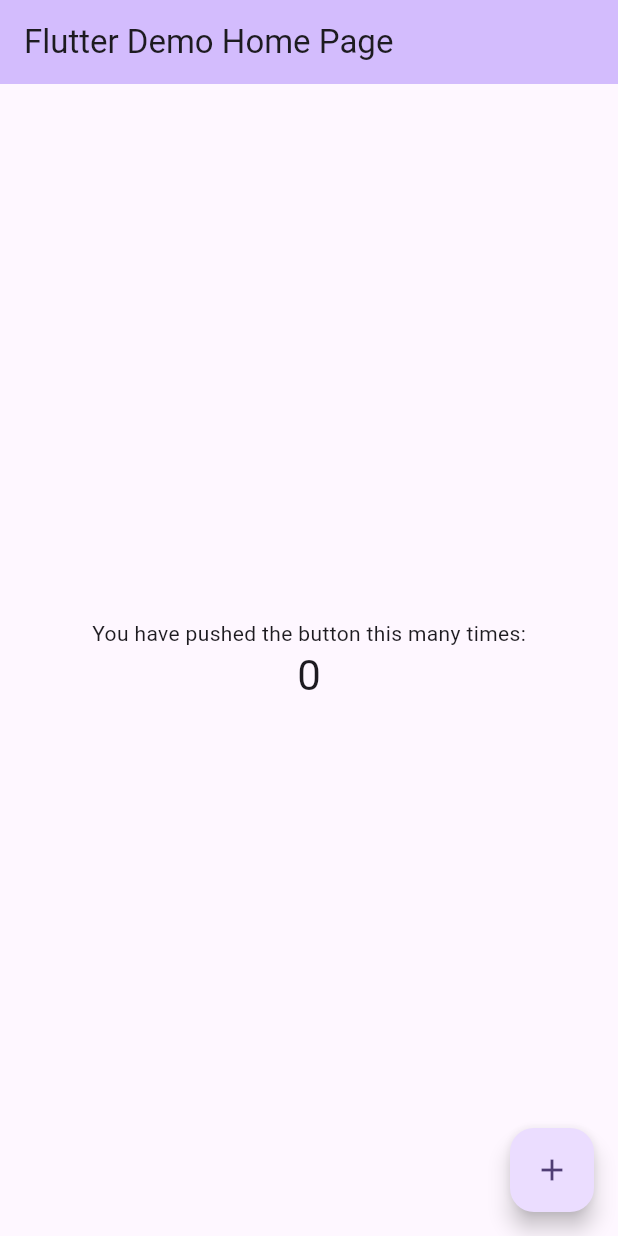
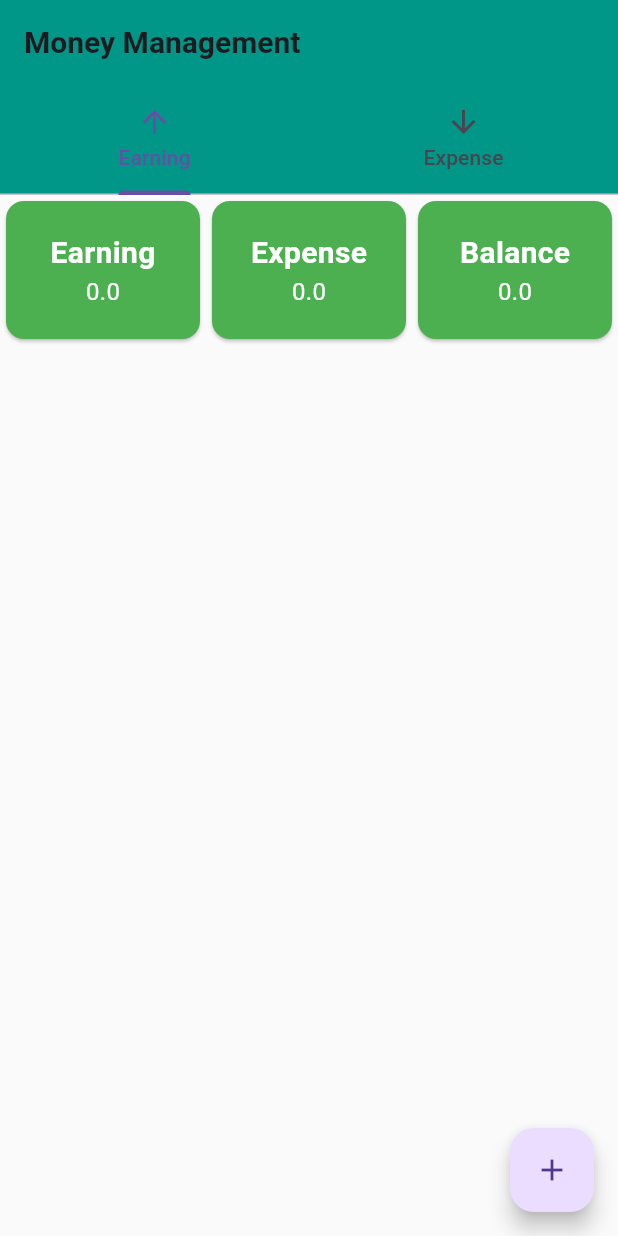
Before and after one commit to Khorsed-Alam/money_management, a Flutter app: the screen it shows after launch, on a phone screen of 412 x 824 dp. Run offline on Flutter 3.47's test engine with Material 3 defaults, Android fonts, the phone set to English and light mode, and no system bars.

Commit message:
statefullwidget, appbar,TabBar, TabController,ScrollableState,createwidget,floationgactionbutton ,complete money management app

```diff
--- /dev/null
+++ b/lib/Moneymanagement.dart
@@ -0,0 +1,244 @@
+ import 'package:flutter/material.dart';
+
+class Moneymanagement extends StatefulWidget {
+   const Moneymanagement({super.key});
+
+   @override
+   State<Moneymanagement> createState() => _MoneymanagementState();
+ }
+
+ class _MoneymanagementState extends State<Moneymanagement> with SingleTickerProviderStateMixin{
+ late TabController _tabController;
+ List<Map<String,dynamic>> _expense=[];
+ List<Map<String,dynamic>> _earning=[];
+
+
+ double get totalExpense=> _expense.fold( 0,  (sum,item)=>sum+item['amount']);
+ double get totalEarning=> _earning.fold( 0,  (sum,item)=>sum+item['amount']);
+
+ double get balance=> totalEarning-totalExpense;
+
+
+ void _addEntry(String title,double amount,DateTime date,bool isEarning){
+   setState(() {
+     if(isEarning){
+       _earning.add({
+         "title": title,
+         "amount":amount,
+         "date":date,
+
+       });
+     }else{
+       _expense.add({
+         "title":title,
+        "amount": amount,
+         "date": date,
+       });
+     }
+   });
+ }
+
+
+ void initState(){super.initState();
+   _tabController=TabController(length: 2, vsync: this);
+ }
+
+ void _showFABOption(BuildContext context){
+                  showModalBottomSheet(context: context, builder: (context){
+                    return Padding(
+                      padding: const EdgeInsets.all(10.0),
+                      child: Row(
+                        mainAxisAlignment: MainAxisAlignment.spaceEvenly,
+                        children: [
+                          ElevatedButton(
+                              style:ElevatedButton.styleFrom(
+                          backgroundColor: Colors.greenAccent,
+                      ),
+                              onPressed: ( ){
+                                Navigator.pop(context);
+                                _showForm(isEarning: true);
+
+                              }, child:  Text('Add Earning')),
+                          ElevatedButton(
+                              style:ElevatedButton.styleFrom(
+                                backgroundColor: Colors.red,
+                              ),
+                              onPressed: ( ){
+                                Navigator.pop(context);
+                                _showForm(isEarning: false);
+                              }, child:  Text('Add Earning')),
+                        ],
+
+                      ),
+                    );
+                  });
+            }
+            void _showForm({required bool isEarning }){
+                  TextEditingController titleController=TextEditingController();
+                  TextEditingController amountController=TextEditingController();
+                  DateTime entryData=DateTime.now();
+              showModalBottomSheet(context: context, builder: (context){
+                return Padding(
+                  padding: const EdgeInsets.all(16.0),
+                  child: Column(
+                    children: [
+                      Text(
+                        isEarning? 'Add Earning': 'Add Expense',
+                        style: TextStyle(
+                          fontSize: 20,
+                          fontWeight: FontWeight.bold,
+                        ),
+                      ),
+                      SizedBox(
+                        height: 10,
+                      ),TextField(
+                        controller: titleController,
+                        decoration: InputDecoration(
+                          labelText: 'Title',
+                          border: OutlineInputBorder(),
+                        ),
+                      ),
+                      SizedBox(
+                        height: 10,
+                      ),
+                      TextField(
+                        controller: amountController,
+                        keyboardType: TextInputType.number,
+                        decoration: InputDecoration(
+                          labelText: 'Amount',
+                          border: OutlineInputBorder(),
+                        ),
+                      ),
+                      SizedBox(
+                        height: 15,
+                      ),
+
+                      SizedBox(
+                        width: double.infinity,
+                        child: ElevatedButton(
+                            style: ElevatedButton.styleFrom(
+                                        backgroundColor: isEarning? Colors.green:Colors.red,
+                                        ),
+                                        onPressed: (){
+                              if(titleController.text.isNotEmpty && amountController.text.isNotEmpty){
+                                _addEntry(titleController.text, double.parse(amountController.text), entryData, isEarning);
+                                Navigator.pop(context);
+
+                              }
+                                        }, child: Text(isEarning? 'Add Earning ':'Add Expense',
+                        style:
+                          TextStyle(
+                            fontSize: 16,
+
+                          ),)),
+                      )
+
+                    ],
+                  ),
+                );
+              });
+
+            }
+
+   @override
+   Widget build(BuildContext context) {
+     return  Scaffold(
+       backgroundColor: Colors.grey.shade50,
+       appBar: AppBar(
+         backgroundColor: Colors.teal,
+         title: Text('Money Management',style:
+         TextStyle(
+           fontSize: 20,
+           fontWeight: FontWeight.bold,
+         ),),
+
+         bottom: TabBar(
+           controller: _tabController,
+
+             tabs: [
+           Tab(text: 'Earning',icon: Icon(Icons.arrow_upward),),
+           Tab(text: 'Expense' ,icon: Icon(Icons.arrow_downward),)
+
+         ]),
+
+       ),
+       body: Column(
+         children: [
+           Row(
+             children: [
+                _buildSummeryCard(title: 'Earning', value: totalEarning, color: Colors.green),
+                _buildSummeryCard(title: 'Expense', value: totalExpense, color: Colors.green),
+                _buildSummeryCard(title: 'Balance', value: balance, color: Colors.green),
+
+             ],
+           ),
+           Expanded(
+             child: TabBarView(
+                 controller: _tabController,
+                 children: [
+               _buildList(_earning, Colors.green, true),
+               _buildList(_expense, Colors.red, false),
+
+             ]),
+           )
+         ],
+       ),
+
+       floatingActionButton: FloatingActionButton(
+         onPressed: ()=> _showFABOption( context),
+         child: Icon(Icons.add),),
+
+     );
+   }
+ }
+
+ Widget _buildSummeryCard({required String title,required double value, required Color color}){
+  return Expanded(
+    child: Card(
+      color: color,
+      child:Padding(
+        padding: const EdgeInsets.all(20.0),
+        child: Column(
+          children: [
+            Text(title,style: TextStyle(
+              fontSize: 20,
+              fontWeight: FontWeight.bold,
+              color: Colors.white,
+            ),),
+            Text(value.toString(),style: TextStyle(
+              fontSize: 16,
+              color: Colors.white,
+            ),)
+          ],
+        ),
+      ),
+    ),
+  );
+ }
+
+ Widget _buildList(List<Map<String,dynamic>>items,Color color,bool isEarning){
+  return ListView.builder(
+    itemCount: items.length,
+      itemBuilder: (context,index){
+      return Card(
+        child: ListTile(
+          leading: CircleAvatar(
+            backgroundColor: color.withOpacity(0.2),
+            child: Icon(isEarning?  Icons.arrow_upward: Icons.arrow_downward),
+          ),
+          title: Text(items[index]['title']),
+          subtitle: Text(items[index]['date'].toString()),
+          trailing: Text(
+            '৳ ${items[index]['amount']}',style:
+            TextStyle(
+              color: color,
+              fontWeight: FontWeight.bold,
+            ),
+          ),
+
+        ),
+      );
+
+  });
+
+ }
--- /dev/null
+++ b/lib/MyApp.dart
@@ -0,0 +1,16 @@
+import 'package:flutter/material.dart';
+import 'package:money_management/Moneymanagement.dart';
+
+class Myapp extends StatelessWidget {
+  const Myapp({super.key});
+
+  @override
+  Widget build(BuildContext context) {
+    return  MaterialApp(
+      title: 'Money Management',
+      home: Moneymanagement(),
+
+    );
+
+  }
+}
--- a/lib/main.dart
+++ b/lib/main.dart
@@ -1,122 +1,6 @@
-import 'package:flutter/material.dart';
+ import 'package:flutter/cupertino.dart';
+import 'package:money_management/MyApp.dart';
 
-void main() {
-  runApp(const MyApp());
-}
-
-class MyApp extends StatelessWidget {
-  const MyApp({super.key});
-
-  // This widget is the root of your application.
-  @override
-  Widget build(BuildContext context) {
-    return MaterialApp(
-      title: 'Flutter Demo',
-      theme: ThemeData(
-        // This is the theme of your application.
-        //
-        // TRY THIS: Try running your application with "flutter run". You'll see
-        // the application has a purple toolbar. Then, without quitting the app,
-        // try changing the seedColor in the colorScheme below to Colors.green
-        // and then invoke "hot reload" (save your changes or press the "hot
-        // reload" button in a Flutter-supported IDE, or press "r" if you used
-        // the command line to start the app).
-        //
-        // Notice that the counter didn't reset back to zero; the application
-        // state is not lost during the reload. To reset the state, use hot
-        // restart instead.
-        //
-        // This works for code too, not just values: Most code changes can be
-        // tested with just a hot reload.
-        colorScheme: ColorScheme.fromSeed(seedColor: Colors.deepPurple),
-      ),
-      home: const MyHomePage(title: 'Flutter Demo Home Page'),
-    );
-  }
-}
-
-class MyHomePage extends StatefulWidget {
-  const MyHomePage({super.key, required this.title});
-
-  // This widget is the home page of your application. It is stateful, meaning
-  // that it has a State object (defined below) that contains fields that affect
-  // how it looks.
-
-  // This class is the configuration for the state. It holds the values (in this
-  // case the title) provided by the parent (in this case the App widget) and
-  // used by the build method of the State. Fields in a Widget subclass are
-  // always marked "final".
-
-  final String title;
-
-  @override
-  State<MyHomePage> createState() => _MyHomePageState();
-}
-
-class _MyHomePageState extends State<MyHomePage> {
-  int _counter = 0;
-
-  void _incrementCounter() {
-    setState(() {
-      // This call to setState tells the Flutter framework that something has
-      // changed in this State, which causes it to rerun the build method below
-      // so that the display can reflect the updated values. If we changed
-      // _counter without calling setState(), then the build method would not be
-      // called again, and so nothing would appear to happen.
-      _counter++;
-    });
-  }
-
-  @override
-  Widget build(BuildContext context) {
-    // This method is rerun every time setState is called, for instance as done
-    // by the _incrementCounter method above.
-    //
-    // The Flutter framework has been optimized to make rerunning build methods
-    // fast, so that you can just rebuild anything that needs updating rather
-    // than having to individually change instances of widgets.
-    return Scaffold(
-      appBar: AppBar(
-        // TRY THIS: Try changing the color here to a specific color (to
-        // Colors.amber, perhaps?) and trigger a hot reload to see the AppBar
-        // change color while the other colors stay the same.
-        backgroundColor: Theme.of(context).colorScheme.inversePrimary,
-        // Here we take the value from the MyHomePage object that was created by
-        // the App.build method, and use it to set our appbar title.
-        title: Text(widget.title),
-      ),
-      body: Center(
-        // Center is a layout widget. It takes a single child and positions it
-        // in the middle of the parent.
-        child: Column(
-          // Column is also a layout widget. It takes a list of children and
-          // arranges them vertically. By default, it sizes itself to fit its
-          // children horizontally, and tries to be as tall as its parent.
-          //
-          // Column has various properties to control how it sizes itself and
-          // how it positions its children. Here we use mainAxisAlignment to
-          // center the children vertically; the main axis here is the vertical
-          // axis because Columns are vertical (the cross axis would be
-          // horizontal).
-          //
-          // TRY THIS: Invoke "debug painting" (choose the "Toggle Debug Paint"
-          // action in the IDE, or press "p" in the console), to see the
-          // wireframe for each widget.
-          mainAxisAlignment: MainAxisAlignment.center,
-          children: <Widget>[
-            const Text('You have pushed the button this many times:'),
-            Text(
-              '$_counter',
-              style: Theme.of(context).textTheme.headlineMedium,
-            ),
-          ],
-        ),
-      ),
-      floatingActionButton: FloatingActionButton(
-        onPressed: _incrementCounter,
-        tooltip: 'Increment',
-        child: const Icon(Icons.add),
-      ), // This trailing comma makes auto-formatting nicer for build methods.
-    );
-  }
-}
+void main(){
+  runApp(Myapp());
+ }
```
